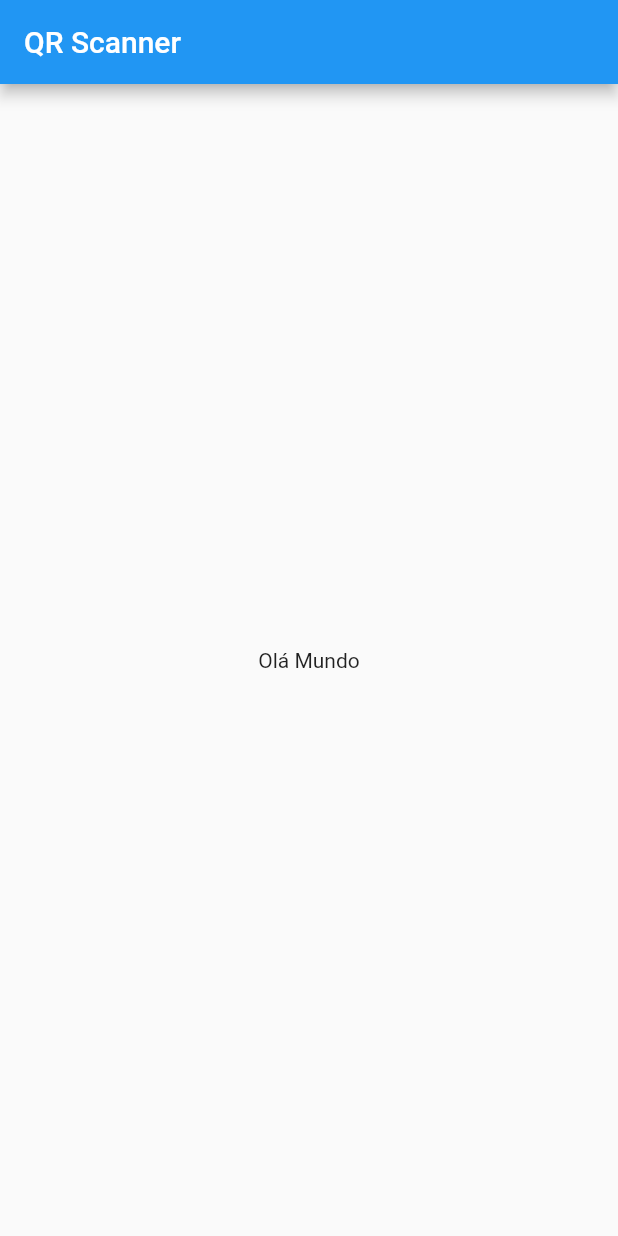
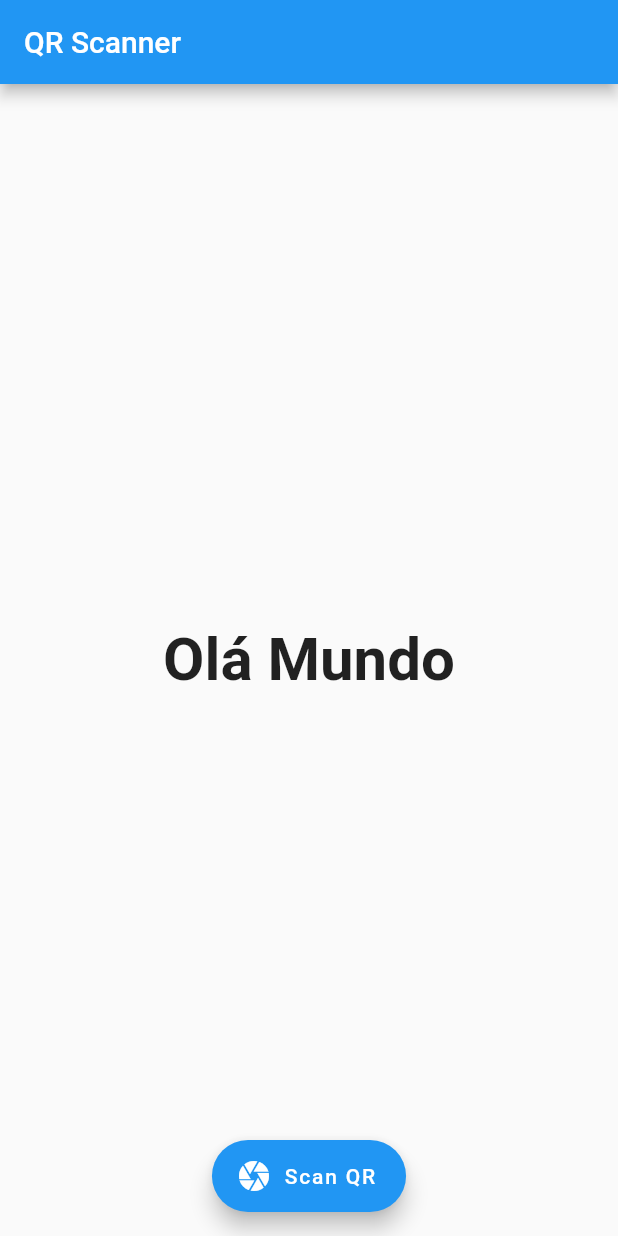
Before and after one commit to BulletSentence/QR-Code-Read, a Flutter app: the screen it shows after launch, on a phone screen of 412 x 824 dp. Run offline on Flutter 3.47's test engine with Material 2 defaults, Android fonts, the phone set to English and light mode, and no system bars.

Commit message:
Texto inicial

```diff
--- a/lib/main.dart
+++ b/lib/main.dart
@@ -13,8 +13,19 @@ class HomePage extends StatelessWidget  {
         title: Text("QR Scanner"),
       ),
       body: Center(
-        child: Text("Olá Mundo"),
+        child: Text("Olá Mundo",
+          style: TextStyle(
+            fontSize: 40,
+            fontWeight: FontWeight.bold,
+          ),
+        ),
       ),
+      floatingActionButton: FloatingActionButton.extended(
+          icon: Icon(Icons.camera),
+          label: Text("Scan QR"),
+          onPressed: (){},
+          ),
+      floatingActionButtonLocation: FloatingActionButtonLocation.centerFloat,
     );
   }
 }
--- a/pubspec.yaml
+++ b/pubspec.yaml
@@ -11,7 +11,7 @@ dependencies:
     sdk: flutter
 
   cupertino_icons: ^0.1.2
-  barcode_scan: "^1.0.0"
+  barcode_scan: "^3.0.0"
 
 dev_dependencies:
   flutter_test:
```
Also changed, not shown: 1 other file.
